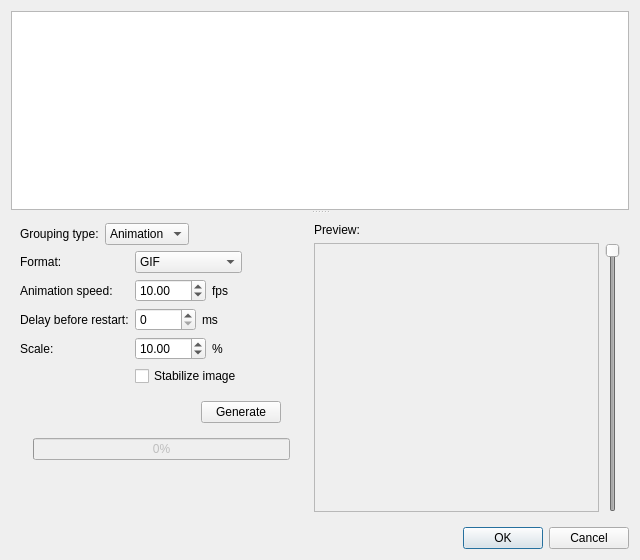
This is src/gui/desktop/ui/photos_grouping_dialog.ui in Kicer86/photobroom as Qt 5 draws it before an edit. The edited form follows.
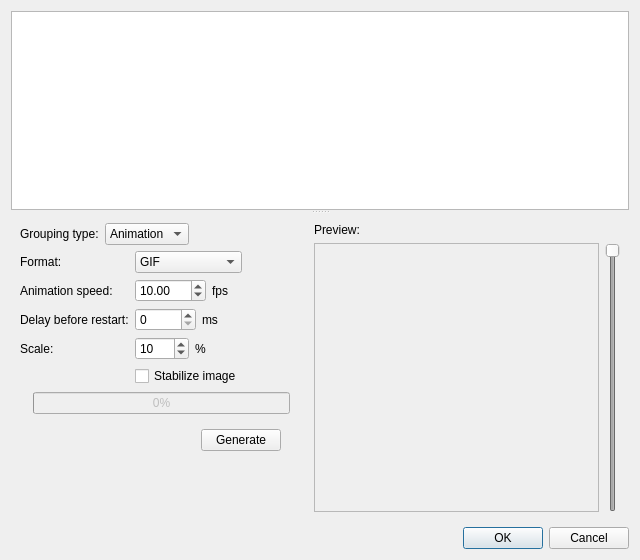
This is the edited form.

Commit message:
reorganizing groups generation
now preparePhotos() formely known as rotatePhotos
not only rotates abut also scales photos to desired scale.
This improves speed and memory usage for later steps.

Before that scaling was the final step.

The edit to the form file:
```diff
--- a/src/gui/desktop/ui/photos_grouping_dialog.ui
+++ b/src/gui/desktop/ui/photos_grouping_dialog.ui
@@ -149,15 +149,15 @@
                 <item row="3" column="1">
                  <layout class="QHBoxLayout" name="horizontalLayout_7">
                   <item>
-                   <widget class="QDoubleSpinBox" name="scaleSpinBox">
+                   <widget class="QSpinBox" name="scaleSpinBox">
                     <property name="minimum">
-                     <double>1.000000000000000</double>
+                     <number>1</number>
                     </property>
                     <property name="maximum">
-                     <double>1000.000000000000000</double>
+                     <number>1000</number>
                     </property>
                     <property name="value">
-                     <double>10.000000000000000</double>
+                     <number>10</number>
                     </property>
                    </widget>
                   </item>
@@ -244,6 +244,27 @@
             </widget>
            </widget>
           </item>
+          <item>
+           <layout class="QHBoxLayout" name="horizontalLayout_5">
+            <item>
+             <widget class="QLabel" name="operationName">
+              <property name="text">
+               <string/>
+              </property>
+             </widget>
+            </item>
+            <item>
+             <widget class="QProgressBar" name="generationProgressBar">
+              <property name="enabled">
+               <bool>false</bool>
+              </property>
+              <property name="value">
+               <number>0</number>
+              </property>
+             </widget>
+            </item>
+           </layout>
+          </item>
           <item>
            <widget class="QStackedWidget" name="previewButtons">
             <property name="currentIndex">
@@ -299,27 +320,6 @@
             </widget>
            </widget>
           </item>
-          <item>
-           <layout class="QHBoxLayout" name="horizontalLayout_5">
-            <item>
-             <widget class="QLabel" name="operationName">
-              <property name="text">
-               <string/>
-              </property>
-             </widget>
-            </item>
-            <item>
-             <widget class="QProgressBar" name="generationProgressBar">
-              <property name="enabled">
-               <bool>false</bool>
-              </property>
-              <property name="value">
-               <number>0</number>
-              </property>
-             </widget>
-            </item>
-           </layout>
-          </item>
           <item>
            <spacer name="verticalSpacer">
             <property name="orientation">
```
The commit also changes 7 other files.
